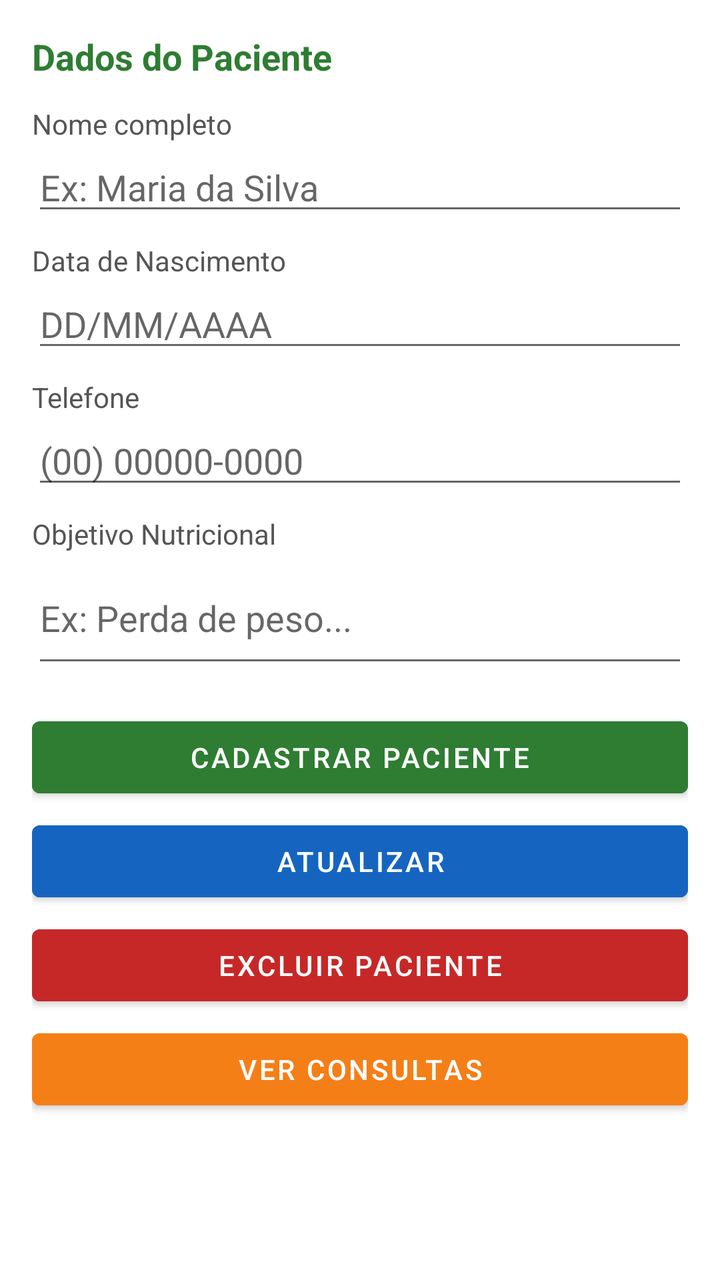
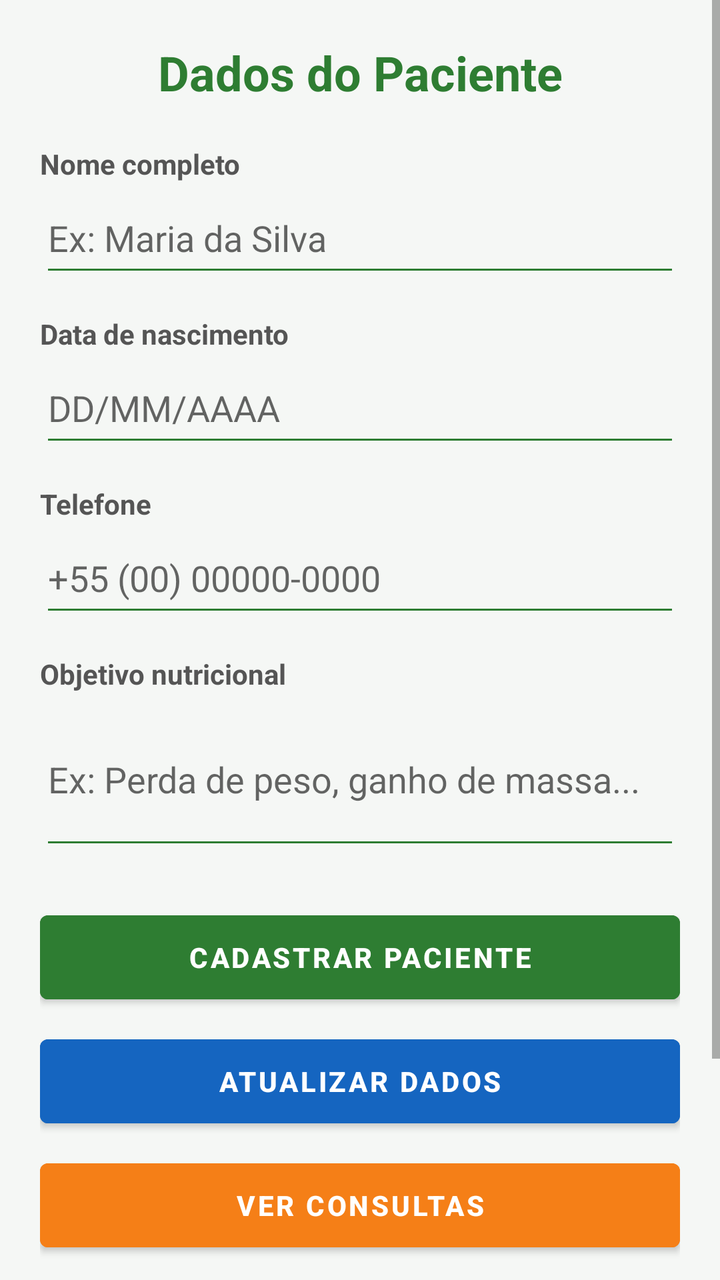

Before-and-after screenshots of an Android layout around one commit, followed by the original layout XML and the change that was made.
<!-- AndroidManifest.xml: application theme Theme.NutricionistaFirebase -->
<!-- res/layout/activity_detalhe_paciente.xml -->
<?xml version="1.0" encoding="utf-8"?>
<ScrollView xmlns:android="http://schemas.android.com/apk/res/android"
    android:layout_width="match_parent" android:layout_height="match_parent">
    <LinearLayout android:layout_width="match_parent" android:layout_height="wrap_content"
        android:orientation="vertical" android:padding="16dp">
        <TextView android:layout_width="match_parent" android:layout_height="wrap_content"
            android:text="Dados do Paciente" android:textSize="18sp" android:textStyle="bold"
            android:textColor="#2E7D32" android:paddingBottom="12dp"/>
        <TextView android:layout_width="match_parent" android:layout_height="wrap_content" android:text="Nome completo" android:textColor="#555"/>
        <EditText android:id="@+id/edtNome" android:layout_width="match_parent" android:layout_height="wrap_content"
            android:hint="Ex: Maria da Silva" android:inputType="textPersonName" android:layout_marginBottom="8dp"/>
        <TextView android:layout_width="match_parent" android:layout_height="wrap_content" android:text="Data de Nascimento" android:textColor="#555"/>
        <EditText android:id="@+id/edtDataNascimento" android:layout_width="match_parent" android:layout_height="wrap_content"
            android:hint="DD/MM/AAAA" android:inputType="datetime" android:layout_marginBottom="8dp"/>
        <TextView android:layout_width="match_parent" android:layout_height="wrap_content" android:text="Telefone" android:textColor="#555"/>
        <EditText android:id="@+id/edtTelefone" android:layout_width="match_parent" android:layout_height="wrap_content"
            android:hint="(00) 00000-0000" android:inputType="phone" android:layout_marginBottom="8dp"/>
        <TextView android:layout_width="match_parent" android:layout_height="wrap_content" android:text="Objetivo Nutricional" android:textColor="#555"/>
        <EditText android:id="@+id/edtObjetivo" android:layout_width="match_parent" android:layout_height="wrap_content"
            android:hint="Ex: Perda de peso..." android:inputType="textMultiLine" android:minLines="2" android:layout_marginBottom="16dp"/>
        <Button android:id="@+id/btnInserir" android:layout_width="match_parent" android:layout_height="wrap_content"
            android:text="Cadastrar Paciente" android:onClick="InserirClique" android:backgroundTint="#2E7D32" android:textColor="#FFFFFF" android:layout_marginBottom="4dp"/>
        <Button android:id="@+id/btnAtualizar" android:layout_width="match_parent" android:layout_height="wrap_content"
            android:text="Atualizar" android:onClick="AtualizarClique" android:backgroundTint="#1565C0" android:textColor="#FFFFFF" android:layout_marginBottom="4dp"/>
        <Button android:id="@+id/btnExcluir" android:layout_width="match_parent" android:layout_height="wrap_content"
            android:text="Excluir Paciente" android:onClick="ExcluirClique" android:backgroundTint="#C62828" android:textColor="#FFFFFF" android:layout_marginBottom="4dp"/>
        <Button android:id="@+id/btnConsultas" android:layout_width="match_parent" android:layout_height="wrap_content"
            android:text="Ver Consultas" android:onClick="ConsultasClique" android:backgroundTint="#F57F17" android:textColor="#FFFFFF"/>
    </LinearLayout>
</ScrollView>
<!-- resources referenced by this layout -->
<resources>
  <style name="Theme.NutricionistaFirebase" parent="Theme.MaterialComponents.DayNight.DarkActionBar">
          <item name="colorPrimary">@color/colorPrimary</item>
          <item name="colorPrimaryVariant">@color/colorPrimaryVariant</item>
          <item name="colorOnPrimary">@color/colorOnPrimary</item>
          <item name="colorSecondary">@color/colorSecondary</item>
          <item name="colorOnSecondary">@color/colorOnSecondary</item>
          <item name="android:statusBarColor">?attr/colorPrimaryVariant</item>
      </style>
  <color name="colorPrimary">#2E7D32</color>
  <color name="colorPrimaryVariant">#1B5E20</color>
  <color name="colorOnPrimary">#FFFFFF</color>
  <color name="colorSecondary">#F57F17</color>
  <color name="colorOnSecondary">#FFFFFF</color>
</resources>

<!-- the commit's change to res/layout/activity_detalhe_paciente.xml (unified diff, before → after) -->
@@ -1,30 +1,145 @@
 <?xml version="1.0" encoding="utf-8"?>
 <ScrollView xmlns:android="http://schemas.android.com/apk/res/android"
-    android:layout_width="match_parent" android:layout_height="match_parent">
-    <LinearLayout android:layout_width="match_parent" android:layout_height="wrap_content"
-        android:orientation="vertical" android:padding="16dp">
-        <TextView android:layout_width="match_parent" android:layout_height="wrap_content"
-            android:text="Dados do Paciente" android:textSize="18sp" android:textStyle="bold"
-            android:textColor="#2E7D32" android:paddingBottom="12dp"/>
-        <TextView android:layout_width="match_parent" android:layout_height="wrap_content" android:text="Nome completo" android:textColor="#555"/>
-        <EditText android:id="@+id/edtNome" android:layout_width="match_parent" android:layout_height="wrap_content"
-            android:hint="Ex: Maria da Silva" android:inputType="textPersonName" android:layout_marginBottom="8dp"/>
-        <TextView android:layout_width="match_parent" android:layout_height="wrap_content" android:text="Data de Nascimento" android:textColor="#555"/>
-        <EditText android:id="@+id/edtDataNascimento" android:layout_width="match_parent" android:layout_height="wrap_content"
-            android:hint="DD/MM/AAAA" android:inputType="datetime" android:layout_marginBottom="8dp"/>
-        <TextView android:layout_width="match_parent" android:layout_height="wrap_content" android:text="Telefone" android:textColor="#555"/>
-        <EditText android:id="@+id/edtTelefone" android:layout_width="match_parent" android:layout_height="wrap_content"
-            android:hint="(00) 00000-0000" android:inputType="phone" android:layout_marginBottom="8dp"/>
-        <TextView android:layout_width="match_parent" android:layout_height="wrap_content" android:text="Objetivo Nutricional" android:textColor="#555"/>
-        <EditText android:id="@+id/edtObjetivo" android:layout_width="match_parent" android:layout_height="wrap_content"
-            android:hint="Ex: Perda de peso..." android:inputType="textMultiLine" android:minLines="2" android:layout_marginBottom="16dp"/>
-        <Button android:id="@+id/btnInserir" android:layout_width="match_parent" android:layout_height="wrap_content"
-            android:text="Cadastrar Paciente" android:onClick="InserirClique" android:backgroundTint="#2E7D32" android:textColor="#FFFFFF" android:layout_marginBottom="4dp"/>
-        <Button android:id="@+id/btnAtualizar" android:layout_width="match_parent" android:layout_height="wrap_content"
-            android:text="Atualizar" android:onClick="AtualizarClique" android:backgroundTint="#1565C0" android:textColor="#FFFFFF" android:layout_marginBottom="4dp"/>
-        <Button android:id="@+id/btnExcluir" android:layout_width="match_parent" android:layout_height="wrap_content"
-            android:text="Excluir Paciente" android:onClick="ExcluirClique" android:backgroundTint="#C62828" android:textColor="#FFFFFF" android:layout_marginBottom="4dp"/>
-        <Button android:id="@+id/btnConsultas" android:layout_width="match_parent" android:layout_height="wrap_content"
-            android:text="Ver Consultas" android:onClick="ConsultasClique" android:backgroundTint="#F57F17" android:textColor="#FFFFFF"/>
+    android:layout_width="match_parent"
+    android:layout_height="match_parent"
+    android:fitsSystemWindows="true"
+    android:background="#F5F7F5">
+
+    <LinearLayout
+        android:layout_width="match_parent"
+        android:layout_height="wrap_content"
+        android:orientation="vertical"
+        android:padding="20dp">
+
+        <TextView
+            android:layout_width="match_parent"
+            android:layout_height="wrap_content"
+            android:text="Dados do Paciente"
+            android:textSize="24sp"
+            android:textStyle="bold"
+            android:textColor="#2E7D32"
+            android:gravity="center"
+            android:paddingBottom="20dp" />
+
+        <TextView
+            android:layout_width="match_parent"
+            android:layout_height="wrap_content"
+            android:text="Nome completo"
+            android:textColor="#555555"
+            android:textStyle="bold" />
+
+        <EditText
+            android:id="@+id/edtNome"
+            android:layout_width="match_parent"
+            android:layout_height="52dp"
+            android:hint="Ex: Maria da Silva"
+            android:inputType="textPersonName"
+            android:backgroundTint="#2E7D32"
+            android:layout_marginBottom="14dp" />
+
+        <TextView
+            android:layout_width="match_parent"
+            android:layout_height="wrap_content"
+            android:text="Data de nascimento"
+            android:textColor="#555555"
+            android:textStyle="bold" />
+
+        <EditText
+            android:id="@+id/edtDataNascimento"
+            android:layout_width="match_parent"
+            android:layout_height="52dp"
+            android:hint="DD/MM/AAAA"
+            android:inputType="date"
+            android:backgroundTint="#2E7D32"
+            android:layout_marginBottom="14dp" />
+
+        <TextView
+            android:layout_width="match_parent"
+            android:layout_height="wrap_content"
+            android:text="Telefone"
+            android:textColor="#555555"
+            android:textStyle="bold" />
+
+        <EditText
+            android:id="@+id/edtTelefone"
+            android:layout_width="match_parent"
+            android:layout_height="52dp"
+            android:hint="+55 (00) 00000-0000"
+            android:inputType="phone"
+            android:maxLength="19"
+            android:backgroundTint="#2E7D32"
+            android:layout_marginBottom="14dp" />
+
+        <TextView
+            android:layout_width="match_parent"
+            android:layout_height="wrap_content"
+            android:text="Objetivo nutricional"
+            android:textColor="#555555"
+            android:textStyle="bold" />
+
+        <EditText
+            android:id="@+id/edtObjetivo"
+            android:layout_width="match_parent"
+            android:layout_height="wrap_content"
+            android:hint="Ex: Perda de peso, ganho de massa..."
+            android:inputType="textMultiLine"
+            android:minLines="3"
+            android:backgroundTint="#2E7D32"
+            android:layout_marginBottom="22dp" />
+
+        <Button
+            android:id="@+id/btnInserir"
+            android:layout_width="match_parent"
+            android:layout_height="54dp"
+            android:text="Cadastrar Paciente"
+            android:textStyle="bold"
+            android:onClick="InserirClique"
+            android:backgroundTint="#2E7D32"
+            android:textColor="#FFFFFF"
+            android:layout_marginBottom="8dp" />
+
+        <Button
+            android:id="@+id/btnAtualizar"
+            android:layout_width="match_parent"
+            android:layout_height="54dp"
+            android:text="Atualizar Dados"
+            android:textStyle="bold"
+            android:onClick="AtualizarClique"
+            android:backgroundTint="#1565C0"
+            android:textColor="#FFFFFF"
+            android:layout_marginBottom="8dp" />
+
+        <Button
+            android:id="@+id/btnConsultas"
+            android:layout_width="match_parent"
+            android:layout_height="54dp"
+            android:text="Ver Consultas"
+            android:textStyle="bold"
+            android:onClick="ConsultasClique"
+            android:backgroundTint="#F57F17"
+            android:textColor="#FFFFFF"
+            android:layout_marginBottom="8dp" />
+
+        <Button
+            android:id="@+id/btnPlanoAlimentar"
+            android:layout_width="match_parent"
+            android:layout_height="54dp"
+            android:text="Plano Alimentar"
+            android:textStyle="bold"
+            android:onClick="PlanoAlimentarClique"
+            android:backgroundTint="#43A047"
+            android:textColor="#FFFFFF"
+            android:layout_marginBottom="8dp" />
+
+        <Button
+            android:id="@+id/btnExcluir"
+            android:layout_width="match_parent"
+            android:layout_height="54dp"
+            android:text="Excluir Paciente"
+            android:textStyle="bold"
+            android:onClick="ExcluirClique"
+            android:backgroundTint="#C62828"
+            android:textColor="#FFFFFF" />
+
     </LinearLayout>
 </ScrollView>
